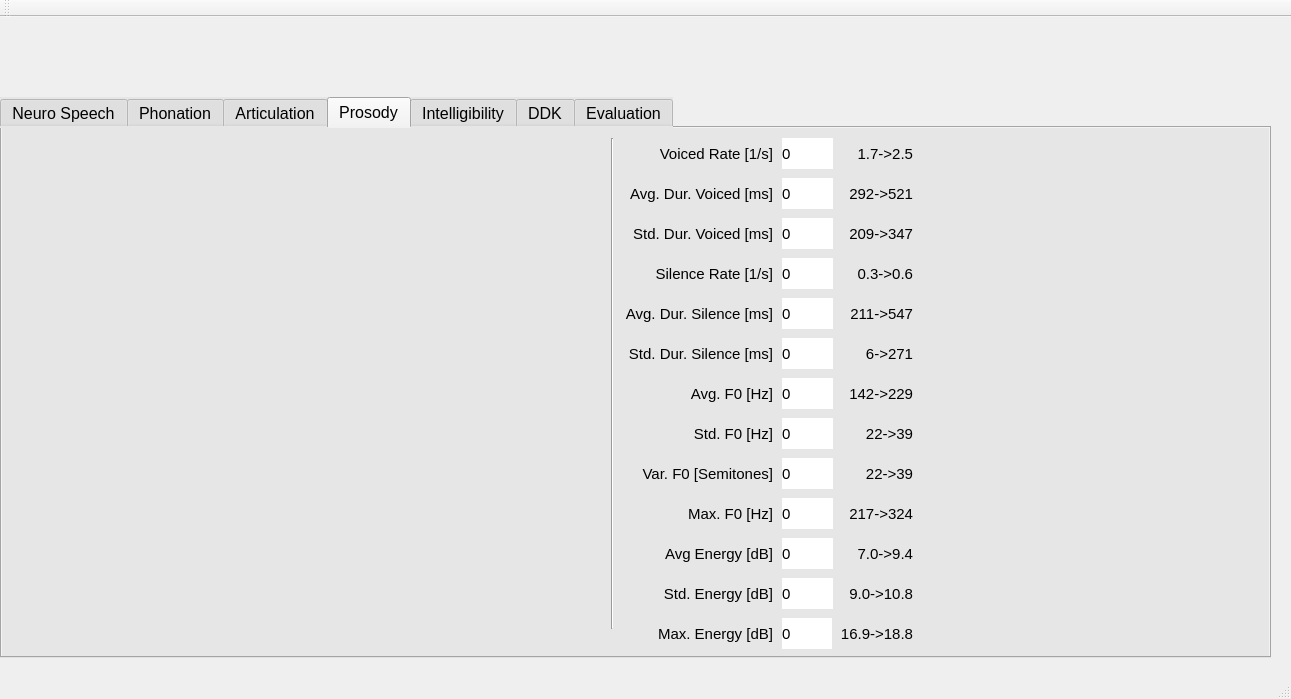
jcvasquezc/NeuroSpeech, file src/PDTool/mainwindow.ui: the form before one commit.
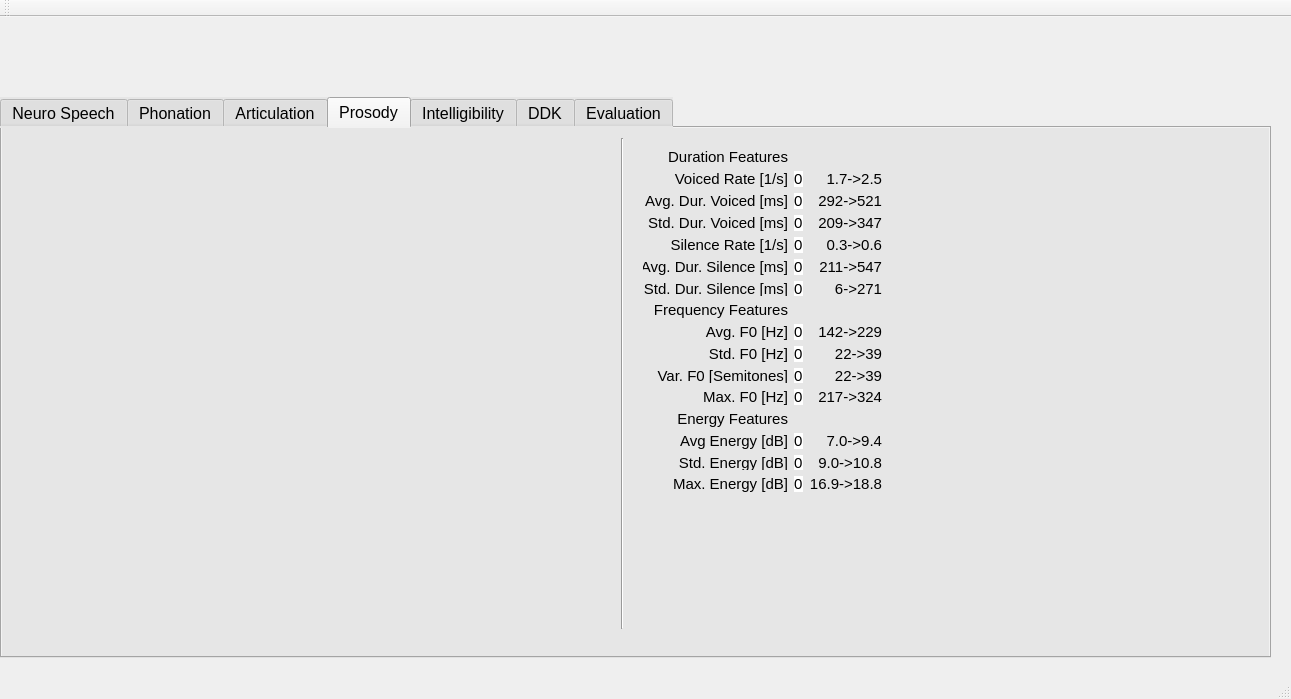
The form after the commit. The open tabs and pages were chosen to show the change. Custom widgets are drawn as their Qt base class.

```diff
--- a/src/PDTool/mainwindow.ui
+++ b/src/PDTool/mainwindow.ui
@@ -1627,7 +1627,7 @@
      <widget class="Line" name="line_3">
       <property name="geometry">
        <rect>
-        <x>600</x>
+        <x>610</x>
         <y>10</y>
         <width>20</width>
         <height>491</height>
@@ -1637,103 +1637,61 @@
        <enum>Qt::Vertical</enum>
       </property>
      </widget>
-     <widget class="QLabel" name="label_69">
+     <widget class="QLabel" name="radarPros">
       <property name="geometry">
        <rect>
-        <x>780</x>
+        <x>910</x>
+        <y>20</y>
+        <width>331</width>
+        <height>321</height>
+       </rect>
+      </property>
+      <property name="text">
+       <string/>
+      </property>
+     </widget>
+     <widget class="QWidget" name="gridLayoutWidget_4">
+      <property name="geometry">
+       <rect>
+        <x>630</x>
         <y>10</y>
-        <width>51</width>
-        <height>31</height>
+        <width>261</width>
+        <height>364</height>
        </rect>
       </property>
+      <layout class="QGridLayout" name="gridLayout_4">
+       <item row="5" column="2">
+        <widget class="QLabel" name="label_116">
       <property name="font">
        <font>
         <pointsize>11</pointsize>
        </font>
       </property>
-      <property name="styleSheet">
-       <string notr="true">background-color: rgb(255, 255, 255);
-border-color: rgb(0, 0, 0);</string>
-      </property>
       <property name="text">
-       <string>0</string>
-      </property>
-     </widget>
-     <widget class="QLabel" name="label_70">
-      <property name="geometry">
-       <rect>
-        <x>780</x>
-        <y>50</y>
-        <width>51</width>
-        <height>31</height>
-       </rect>
-      </property>
-      <property name="font">
-       <font>
-        <pointsize>11</pointsize>
-       </font>
-      </property>
-      <property name="styleSheet">
-       <string notr="true">background-color: rgb(255, 255, 255);
-border-color: rgb(0, 0, 0);</string>
-      </property>
-      <property name="text">
-       <string>0</string>
-      </property>
-     </widget>
-     <widget class="QLabel" name="label_71">
-      <property name="geometry">
-       <rect>
-        <x>780</x>
-        <y>90</y>
-        <width>51</width>
-        <height>31</height>
-       </rect>
-      </property>
+          <string>0.3-&gt;0.6</string>
+         </property>
+         <property name="alignment">
+          <set>Qt::AlignRight|Qt::AlignTrailing|Qt::AlignVCenter</set>
+         </property>
+        </widget>
+       </item>
+       <item row="4" column="0">
+        <widget class="QLabel" name="label_83">
       <property name="font">
        <font>
         <pointsize>11</pointsize>
        </font>
       </property>
-      <property name="styleSheet">
-       <string notr="true">background-color: rgb(255, 255, 255);
-border-color: rgb(0, 0, 0);</string>
-      </property>
       <property name="text">
-       <string>0</string>
-      </property>
-     </widget>
-     <widget class="QLabel" name="label_72">
-      <property name="geometry">
-       <rect>
-        <x>780</x>
-        <y>130</y>
-        <width>51</width>
-        <height>31</height>
-       </rect>
-      </property>
-      <property name="font">
-       <font>
-        <pointsize>11</pointsize>
-       </font>
-      </property>
-      <property name="styleSheet">
-       <string notr="true">background-color: rgb(255, 255, 255);
-border-color: rgb(0, 0, 0);</string>
-      </property>
-      <property name="text">
-       <string>0</string>
-      </property>
-     </widget>
+          <string>Std. Dur. Voiced [ms]</string>
+         </property>
+         <property name="alignment">
+          <set>Qt::AlignRight|Qt::AlignTrailing|Qt::AlignVCenter</set>
+         </property>
+        </widget>
+       </item>
+       <item row="6" column="1">
      <widget class="QLabel" name="label_73">
-      <property name="geometry">
-       <rect>
-        <x>780</x>
-        <y>170</y>
-        <width>51</width>
-        <height>31</height>
-       </rect>
-      </property>
       <property name="font">
        <font>
         <pointsize>11</pointsize>
@@ -1747,59 +1705,24 @@
        <string>0</string>
       </property>
      </widget>
-     <widget class="QLabel" name="label_74">
-      <property name="geometry">
-       <rect>
-        <x>780</x>
-        <y>210</y>
-        <width>51</width>
-        <height>31</height>
-       </rect>
-      </property>
+       </item>
+       <item row="15" column="0">
+        <widget class="QLabel" name="label_91">
       <property name="font">
        <font>
         <pointsize>11</pointsize>
        </font>
       </property>
-      <property name="styleSheet">
-       <string notr="true">background-color: rgb(255, 255, 255);
-border-color: rgb(0, 0, 0);</string>
-      </property>
       <property name="text">
-       <string>0</string>
-      </property>
-     </widget>
-     <widget class="QLabel" name="label_75">
-      <property name="geometry">
-       <rect>
-        <x>780</x>
-        <y>250</y>
-        <width>51</width>
-        <height>31</height>
-       </rect>
-      </property>
-      <property name="font">
-       <font>
-        <pointsize>11</pointsize>
-       </font>
-      </property>
-      <property name="styleSheet">
-       <string notr="true">background-color: rgb(255, 255, 255);
-border-color: rgb(0, 0, 0);</string>
-      </property>
-      <property name="text">
-       <string>0</string>
-      </property>
-     </widget>
+          <string>Std. Energy [dB]</string>
+         </property>
+         <property name="alignment">
+          <set>Qt::AlignRight|Qt::AlignTrailing|Qt::AlignVCenter</set>
+         </property>
+        </widget>
+       </item>
+       <item row="10" column="1">
      <widget class="QLabel" name="label_76">
-      <property name="geometry">
-       <rect>
-        <x>780</x>
-        <y>290</y>
-        <width>51</width>
-        <height>31</height>
-       </rect>
-      </property>
       <property name="font">
        <font>
         <pointsize>11</pointsize>
@@ -1813,15 +1736,9 @@
        <string>0</string>
       </property>
      </widget>
+       </item>
+       <item row="12" column="1">
      <widget class="QLabel" name="label_77">
-      <property name="geometry">
-       <rect>
-        <x>780</x>
-        <y>370</y>
-        <width>51</width>
-        <height>31</height>
-       </rect>
-      </property>
       <property name="font">
        <font>
         <pointsize>11</pointsize>
@@ -1835,102 +1752,24 @@
        <string>0</string>
       </property>
      </widget>
-     <widget class="QLabel" name="label_78">
-      <property name="geometry">
-       <rect>
-        <x>780</x>
-        <y>410</y>
-        <width>51</width>
-        <height>31</height>
-       </rect>
-      </property>
+       </item>
+       <item row="1" column="2">
+        <widget class="QLabel" name="label_113">
       <property name="font">
        <font>
         <pointsize>11</pointsize>
        </font>
       </property>
-      <property name="styleSheet">
-       <string notr="true">background-color: rgb(255, 255, 255);
-border-color: rgb(0, 0, 0);</string>
-      </property>
       <property name="text">
-       <string>0</string>
-      </property>
-     </widget>
-     <widget class="QLabel" name="label_79">
-      <property name="geometry">
-       <rect>
-        <x>780</x>
-        <y>450</y>
-        <width>51</width>
-        <height>31</height>
-       </rect>
-      </property>
-      <property name="font">
-       <font>
-        <pointsize>11</pointsize>
-       </font>
-      </property>
-      <property name="styleSheet">
-       <string notr="true">background-color: rgb(255, 255, 255);
-border-color: rgb(0, 0, 0);</string>
-      </property>
-      <property name="text">
-       <string>0</string>
-      </property>
-     </widget>
-     <widget class="QLabel" name="label_80">
-      <property name="geometry">
-       <rect>
-        <x>780</x>
-        <y>490</y>
-        <width>51</width>
-        <height>31</height>
-       </rect>
-      </property>
-      <property name="font">
-       <font>
-        <pointsize>11</pointsize>
-       </font>
-      </property>
-      <property name="styleSheet">
-       <string notr="true">background-color: rgb(255, 255, 255);
-border-color: rgb(0, 0, 0);</string>
-      </property>
-      <property name="text">
-       <string>0</string>
-      </property>
-     </widget>
-     <widget class="QLabel" name="label_81">
-      <property name="geometry">
-       <rect>
-        <x>640</x>
-        <y>10</y>
-        <width>131</width>
-        <height>31</height>
-       </rect>
-      </property>
-      <property name="font">
-       <font>
-        <pointsize>11</pointsize>
-       </font>
-      </property>
-      <property name="text">
-       <string>Voiced Rate [1/s]</string>
+          <string>1.7-&gt;2.5</string>
       </property>
       <property name="alignment">
        <set>Qt::AlignRight|Qt::AlignTrailing|Qt::AlignVCenter</set>
       </property>
      </widget>
+       </item>
+       <item row="2" column="0">
      <widget class="QLabel" name="label_82">
-      <property name="geometry">
-       <rect>
-        <x>620</x>
-        <y>50</y>
-        <width>151</width>
-        <height>31</height>
-       </rect>
-      </property>
       <property name="font">
        <font>
         <pointsize>11</pointsize>
@@ -1943,36 +1782,133 @@
        <set>Qt::AlignRight|Qt::AlignTrailing|Qt::AlignVCenter</set>
       </property>
      </widget>
-     <widget class="QLabel" name="label_83">
-      <property name="geometry">
-       <rect>
-        <x>620</x>
-        <y>90</y>
-        <width>151</width>
-        <height>31</height>
-       </rect>
-      </property>
+       </item>
+       <item row="10" column="2">
+        <widget class="QLabel" name="label_108">
+         <property name="font">
+          <font>
+           <pointsize>11</pointsize>
+          </font>
+         </property>
+         <property name="text">
+          <string>22-&gt;39</string>
+         </property>
+         <property name="alignment">
+          <set>Qt::AlignRight|Qt::AlignTrailing|Qt::AlignVCenter</set>
+         </property>
+        </widget>
+       </item>
+       <item row="9" column="1">
+        <widget class="QLabel" name="label_75">
       <property name="font">
        <font>
         <pointsize>11</pointsize>
        </font>
       </property>
+         <property name="styleSheet">
+          <string notr="true">background-color: rgb(255, 255, 255);
+border-color: rgb(0, 0, 0);</string>
+         </property>
       <property name="text">
-       <string>Std. Dur. Voiced [ms]</string>
-      </property>
+          <string>0</string>
+         </property>
+        </widget>
+       </item>
+       <item row="0" column="0">
+        <widget class="QLabel" name="label_205">
+         <property name="font">
+          <font>
+           <pointsize>11</pointsize>
+          </font>
+         </property>
+         <property name="text">
+          <string>Duration Features</string>
+         </property>
       <property name="alignment">
        <set>Qt::AlignRight|Qt::AlignTrailing|Qt::AlignVCenter</set>
       </property>
      </widget>
+       </item>
+       <item row="1" column="0">
+        <widget class="QLabel" name="label_81">
+         <property name="font">
+          <font>
+           <pointsize>11</pointsize>
+          </font>
+         </property>
+         <property name="text">
+          <string>Voiced Rate [1/s]</string>
+         </property>
+         <property name="alignment">
+          <set>Qt::AlignRight|Qt::AlignTrailing|Qt::AlignVCenter</set>
+         </property>
+        </widget>
+       </item>
+       <item row="15" column="1">
+        <widget class="QLabel" name="label_79">
+         <property name="font">
+          <font>
+           <pointsize>11</pointsize>
+          </font>
+         </property>
+         <property name="styleSheet">
+          <string notr="true">background-color: rgb(255, 255, 255);
+border-color: rgb(0, 0, 0);</string>
+         </property>
+         <property name="text">
+          <string>0</string>
+         </property>
+        </widget>
+       </item>
+       <item row="4" column="1">
+        <widget class="QLabel" name="label_71">
+         <property name="font">
+          <font>
+           <pointsize>11</pointsize>
+          </font>
+         </property>
+         <property name="styleSheet">
+          <string notr="true">background-color: rgb(255, 255, 255);
+border-color: rgb(0, 0, 0);</string>
+         </property>
+         <property name="text">
+          <string>0</string>
+         </property>
+        </widget>
+       </item>
+       <item row="11" column="1">
+        <widget class="QLabel" name="label_187">
+         <property name="font">
+          <font>
+           <pointsize>11</pointsize>
+          </font>
+         </property>
+         <property name="styleSheet">
+          <string notr="true">background-color: rgb(255, 255, 255);
+border-color: rgb(0, 0, 0);</string>
+         </property>
+         <property name="text">
+          <string>0</string>
+         </property>
+        </widget>
+       </item>
+       <item row="8" column="0">
+        <widget class="QLabel" name="label_206">
+         <property name="font">
+          <font>
+           <pointsize>11</pointsize>
+          </font>
+         </property>
+         <property name="text">
+          <string>Frequency Features</string>
+         </property>
+         <property name="alignment">
+          <set>Qt::AlignRight|Qt::AlignTrailing|Qt::AlignVCenter</set>
+         </property>
+        </widget>
+       </item>
+       <item row="5" column="0">
      <widget class="QLabel" name="label_84">
-      <property name="geometry">
-       <rect>
-        <x>640</x>
-        <y>130</y>
-        <width>131</width>
-        <height>31</height>
-       </rect>
-      </property>
       <property name="font">
        <font>
         <pointsize>11</pointsize>
@@ -1985,57 +1921,55 @@
        <set>Qt::AlignRight|Qt::AlignTrailing|Qt::AlignVCenter</set>
       </property>
      </widget>
-     <widget class="QLabel" name="label_85">
-      <property name="geometry">
-       <rect>
-        <x>620</x>
-        <y>170</y>
-        <width>151</width>
-        <height>31</height>
-       </rect>
-      </property>
+       </item>
+       <item row="4" column="2">
+        <widget class="QLabel" name="label_115">
       <property name="font">
        <font>
         <pointsize>11</pointsize>
        </font>
       </property>
       <property name="text">
-       <string>Avg. Dur. Silence [ms]</string>
+          <string>209-&gt;347</string>
       </property>
       <property name="alignment">
        <set>Qt::AlignRight|Qt::AlignTrailing|Qt::AlignVCenter</set>
       </property>
      </widget>
-     <widget class="QLabel" name="label_86">
-      <property name="geometry">
-       <rect>
-        <x>620</x>
-        <y>210</y>
-        <width>151</width>
-        <height>31</height>
-       </rect>
-      </property>
+       </item>
+       <item row="2" column="1">
+        <widget class="QLabel" name="label_70">
+         <property name="font">
+          <font>
+           <pointsize>11</pointsize>
+          </font>
+         </property>
+         <property name="styleSheet">
+          <string notr="true">background-color: rgb(255, 255, 255);
+border-color: rgb(0, 0, 0);</string>
+         </property>
+         <property name="text">
+          <string>0</string>
+         </property>
+        </widget>
+       </item>
+       <item row="7" column="2">
+        <widget class="QLabel" name="label_118">
       <property name="font">
        <font>
         <pointsize>11</pointsize>
        </font>
       </property>
       <property name="text">
-       <string>Std. Dur. Silence [ms]</string>
+          <string>6-&gt;271</string>
       </property>
       <property name="alignment">
        <set>Qt::AlignRight|Qt::AlignTrailing|Qt::AlignVCenter</set>
       </property>
      </widget>
+       </item>
+       <item row="9" column="0">
      <widget class="QLabel" name="label_87">
-      <property name="geometry">
-       <rect>
-        <x>620</x>
-        <y>250</y>
-        <width>151</width>
-        <height>31</height>
-       </rect>
-      </property>
       <property name="font">
        <font>
         <pointsize>11</pointsize>
@@ -2048,183 +1982,117 @@
        <set>Qt::AlignRight|Qt::AlignTrailing|Qt::AlignVCenter</set>
       </property>
      </widget>
-     <widget class="QLabel" name="label_88">
-      <property name="geometry">
-       <rect>
-        <x>620</x>
-        <y>290</y>
-        <width>151</width>
-        <height>31</height>
-       </rect>
-      </property>
+       </item>
+       <item row="5" column="1">
+        <widget class="QLabel" name="label_72">
       <property name="font">
        <font>
         <pointsize>11</pointsize>
        </font>
       </property>
-      <property name="text">
-       <string>Std. F0 [Hz]</string>
-      </property>
-      <property name="alignment">
-       <set>Qt::AlignRight|Qt::AlignTrailing|Qt::AlignVCenter</set>
-      </property>
-     </widget>
-     <widget class="QLabel" name="label_89">
-      <property name="geometry">
-       <rect>
-        <x>620</x>
-        <y>370</y>
-        <width>151</width>
-        <height>31</height>
-       </rect>
-      </property>
-      <property name="font">
-       <font>
-        <pointsize>11</pointsize>
-       </font>
-      </property>
+         <property name="styleSheet">
+          <string notr="true">background-color: rgb(255, 255, 255);
+border-color: rgb(0, 0, 0);</string>
+         </property>
       <property name="text">
-       <string>Max. F0 [Hz]</string>
-      </property>
-      <property name="alignment">
-       <set>Qt::AlignRight|Qt::AlignTrailing|Qt::AlignVCenter</set>
-      </property>
-     </widget>
-     <widget class="QLabel" name="label_90">
-      <property name="geometry">
-       <rect>
-        <x>620</x>
-        <y>410</y>
-        <width>151</width>
-        <height>31</height>
-       </rect>
-      </property>
+          <string>0</string>
+         </property>
+        </widget>
+       </item>
+       <item row="6" column="2">
+        <widget class="QLabel" name="label_117">
       <property name="font">
        <font>
         <pointsize>11</pointsize>
        </font>
       </property>
       <property name="text">
-       <string>Avg Energy [dB]</string>
+          <string>211-&gt;547</string>
       </property>
       <property name="alignment">
        <set>Qt::AlignRight|Qt::AlignTrailing|Qt::AlignVCenter</set>
       </property>
      </widget>
-     <widget class="QLabel" name="label_91">
-      <property name="geometry">
-       <rect>
-        <x>620</x>
-        <y>450</y>
-        <width>151</width>
-        <height>31</height>
-       </rect>
-      </property>
+       </item>
+       <item row="11" column="0">
+        <widget class="QLabel" name="label_185">
       <property name="font">
        <font>
         <pointsize>11</pointsize>
        </font>
       </property>
       <property name="text">
-       <string>Std. Energy [dB]</string>
+          <string>Var. F0 [Semitones]</string>
       </property>
       <property name="alignment">
        <set>Qt::AlignRight|Qt::AlignTrailing|Qt::AlignVCenter</set>
       </property>
      </widget>
-     <widget class="QLabel" name="label_92">
-      <property name="geometry">
-       <rect>
-        <x>620</x>
-        <y>490</y>
-        <width>151</width>
-        <height>31</height>
-       </rect>
-      </property>
+       </item>
+       <item row="1" column="1">
+        <widget class="QLabel" name="label_69">
       <property name="font">
        <font>
         <pointsize>11</pointsize>
        </font>
       </property>
+         <property name="styleSheet">
+          <string notr="true">background-color: rgb(255, 255, 255);
+border-color: rgb(0, 0, 0);</string>
+         </property>
       <property name="text">
-       <string>Max. Energy [dB]</string>
-      </property>
-      <property name="alignment">
-       <set>Qt::AlignRight|Qt::AlignTrailing|Qt::AlignVCenter</set>
-      </property>
-     </widget>
-     <widget class="QLabel" name="label_107">
-      <property name="geometry">
-       <rect>
-        <x>840</x>
-        <y>250</y>
-        <width>71</width>
-        <height>31</height>
-       </rect>
-      </property>
+          <string>0</string>
+         </property>
+        </widget>
+       </item>
+       <item row="2" column="2">
+        <widget class="QLabel" name="label_114">
       <property name="font">
        <font>
         <pointsize>11</pointsize>
        </font>
       </property>
       <property name="text">
-       <string>142-&gt;229</string>
+          <string>292-&gt;521</string>
       </property>
       <property name="alignment">
        <set>Qt::AlignRight|Qt::AlignTrailing|Qt::AlignVCenter</set>
       </property>
      </widget>
-     <widget class="QLabel" name="label_108">
-      <property name="geometry">
-       <rect>
-        <x>840</x>
-        <y>290</y>
-        <width>71</width>
-        <height>31</height>
-       </rect>
-      </property>
+       </item>
+       <item row="7" column="0">
+        <widget class="QLabel" name="label_86">
       <property name="font">
        <font>
         <pointsize>11</pointsize>
        </font>
       </property>
       <property name="text">
-       <string>22-&gt;39</string>
+          <string>Std. Dur. Silence [ms]</string>
       </property>
       <property name="alignment">
        <set>Qt::AlignRight|Qt::AlignTrailing|Qt::AlignVCenter</set>
       </property>
      </widget>
-     <widget class="QLabel" name="label_109">
-      <property name="geometry">
-       <rect>
-        <x>840</x>
-        <y>370</y>
-        <width>71</width>
-        <height>31</height>
-       </rect>
-      </property>
+       </item>
+       <item row="7" column="1">
+        <widget class="QLabel" name="label_74">
       <property name="font">
        <font>
         <pointsize>11</pointsize>
        </font>
       </property>
+         <property name="styleSheet">
+          <string notr="true">background-color: rgb(255, 255, 255);
+border-color: rgb(0, 0, 0);</string>
+         </property>
       <property name="text">
-       <string>217-&gt;324</string>
-      </property>
-      <property name="alignment">
-       <set>Qt::AlignRight|Qt::AlignTrailing|Qt::AlignVCenter</set>
-      </property>
-     </widget>
+          <string>0</string>
+         </property>
+        </widget>
+       </item>
+       <item row="14" column="2">
      <widget class="QLabel" name="label_110">
-      <property name="geometry">
-       <rect>
-        <x>840</x>
-        <y>410</y>
-        <width>71</width>
-        <height>31</height>
-       </rect>
-      </property>
       <property name="font">
        <font>
         <pointsize>11</pointsize>
@@ -2237,15 +2105,40 @@
        <set>Qt::AlignRight|Qt::AlignTrailing|Qt::AlignVCenter</set>
       </property>
      </widget>
+       </item>
+       <item row="6" column="0">
+        <widget class="QLabel" name="label_85">
+         <property name="font">
+          <font>
+           <pointsize>11</pointsize>
+          </font>
+         </property>
+         <property name="text">
+          <string>Avg. Dur. Silence [ms]</string>
+         </property>
+         <property name="alignment">
+          <set>Qt::AlignRight|Qt::AlignTrailing|Qt::AlignVCenter</set>
+         </property>
+        </widget>
+       </item>
+       <item row="14" column="1">
+        <widget class="QLabel" name="label_78">
+         <property name="font">
+          <font>
+           <pointsize>11</pointsize>
+          </font>
+         </property>
+         <property name="styleSheet">
+          <string notr="true">background-color: rgb(255, 255, 255);
+border-color: rgb(0, 0, 0);</string>
+         </property>
+         <property name="text">
+          <string>0</string>
+         </property>
+        </widget>
+       </item>
+       <item row="15" column="2">
      <widget class="QLabel" name="label_111">
-      <property name="geometry">
-       <rect>
-        <x>840</x>
-        <y>450</y>
-        <width>71</width>
-        <height>31</height>
-       </rect>
-      </property>
       <property name="font">
        <font>
         <pointsize>11</pointsize>
@@ -2258,15 +2151,145 @@
        <set>Qt::AlignRight|Qt::AlignTrailing|Qt::AlignVCenter</set>
       </property>
      </widget>
+       </item>
+       <item row="9" column="2">
+        <widget class="QLabel" name="label_107">
+         <property name="font">
+          <font>
+           <pointsize>11</pointsize>
+          </font>
+         </property>
+         <property name="text">
+          <string>142-&gt;229</string>
+         </property>
+         <property name="alignment">
+          <set>Qt::AlignRight|Qt::AlignTrailing|Qt::AlignVCenter</set>
+         </property>
+        </widget>
+       </item>
+       <item row="14" column="0">
+        <widget class="QLabel" name="label_90">
+         <property name="font">
+          <font>
+           <pointsize>11</pointsize>
+          </font>
+         </property>
+         <property name="text">
+          <string>Avg Energy [dB]</string>
+         </property>
+         <property name="alignment">
+          <set>Qt::AlignRight|Qt::AlignTrailing|Qt::AlignVCenter</set>
+         </property>
+        </widget>
+       </item>
+       <item row="11" column="2">
+        <widget class="QLabel" name="label_186">
+         <property name="font">
+          <font>
+           <pointsize>11</pointsize>
+          </font>
+         </property>
+         <property name="text">
+          <string>22-&gt;39</string>
+         </property>
+         <property name="alignment">
+          <set>Qt::AlignRight|Qt::AlignTrailing|Qt::AlignVCenter</set>
+         </property>
+        </widget>
+       </item>
+       <item row="12" column="0">
+        <widget class="QLabel" name="label_89">
+         <property name="font">
+          <font>
+           <pointsize>11</pointsize>
+          </font>
+         </property>
+         <property name="text">
+          <string>Max. F0 [Hz]</string>
+         </property>
+         <property name="alignment">
+          <set>Qt::AlignRight|Qt::AlignTrailing|Qt::AlignVCenter</set>
+         </property>
+        </widget>
+       </item>
+       <item row="10" column="0">
+        <widget class="QLabel" name="label_88">
+         <property name="font">
+          <font>
+           <pointsize>11</pointsize>
+          </font>
+         </property>
+         <property name="text">
+          <string>Std. F0 [Hz]</string>
+         </property>
+         <property name="alignment">
+          <set>Qt::AlignRight|Qt::AlignTrailing|Qt::AlignVCenter</set>
+         </property>
+        </widget>
+       </item>
+       <item row="12" column="2">
+        <widget class="QLabel" name="label_109">
+         <property name="font">
+          <font>
+           <pointsize>11</pointsize>
+          </font>
+         </property>
+         <property name="text">
+          <string>217-&gt;324</string>
+         </property>
+         <property name="alignment">
+          <set>Qt::AlignRight|Qt::AlignTrailing|Qt::AlignVCenter</set>
+         </property>
+        </widget>
+       </item>
+       <item row="13" column="0">
+        <widget class="QLabel" name="label_207">
+         <property name="font">
+          <font>
+           <pointsize>11</pointsize>
+          </font>
+         </property>
+         <property name="text">
+          <string>Energy Features</string>
+         </property>
+         <property name="alignment">
+          <set>Qt::AlignRight|Qt::AlignTrailing|Qt::AlignVCenter</set>
+         </property>
+        </widget>
+       </item>
+       <item row="16" column="0">
+        <widget class="QLabel" name="label_92">
+         <property name="font">
+          <font>
+           <pointsize>11</pointsize>
+          </font>
+         </property>
+         <property name="text">
+          <string>Max. Energy [dB]</string>
+         </property>
+         <property name="alignment">
+          <set>Qt::AlignRight|Qt::AlignTrailing|Qt::AlignVCenter</set>
+         </property>
+        </widget>
+       </item>
+       <item row="16" column="1">
+        <widget class="QLabel" name="label_80">
+         <property name="font">
+          <font>
+           <pointsize>11</pointsize>
+          </font>
+         </property>
+         <property name="styleSheet">
+          <string notr="true">background-color: rgb(255, 255, 255);
+border-color: rgb(0, 0, 0);</string>
+         </property>
+         <property name="text">
+          <string>0</string>
+         </property>
+        </widget>
+       </item>
+       <item row="16" column="2">
      <widget class="QLabel" name="label_112">
-      <property name="geometry">
-       <rect>
-        <x>830</x>
-        <y>490</y>
-        <width>81</width>
-        <height>31</height>
-       </rect>
-      </property>
       <property name="font">
        <font>
         <pointsize>11</pointsize>
@@ -2279,208 +2302,8 @@
        <set>Qt::AlignRight|Qt::AlignTrailing|Qt::AlignVCenter</set>
       </property>
      </widget>
-     <widget class="QLabel" name="label_113">
-      <property name="geometry">
-       <rect>
-        <x>840</x>
-        <y>10</y>
-        <width>71</width>
-        <height>31</height>
-       </rect>
-      </property>
-      <property name="font">
-       <font>
-        <pointsize>11</pointsize>
-       </font>
-      </property>
-      <property name="text">
-       <string>1.7-&gt;2.5</string>
-      </property>
-      <property name="alignment">
-       <set>Qt::AlignRight|Qt::AlignTrailing|Qt::AlignVCenter</set>
-      </property>
-     </widget>
-     <widget class="QLabel" name="label_114">
-      <property name="geometry">
-       <rect>
-        <x>840</x>
-        <y>50</y>
-        <width>71</width>
-        <height>31</height>
-       </rect>
-      </property>
-      <property name="font">
-       <font>
-        <pointsize>11</pointsize>
-       </font>
-      </property>
-      <property name="text">
-       <string>292-&gt;521</string>
-      </property>
-      <property name="alignment">
-       <set>Qt::AlignRight|Qt::AlignTrailing|Qt::AlignVCenter</set>
-      </property>
-     </widget>
-     <widget class="QLabel" name="label_115">
-      <property name="geometry">
-       <rect>
-        <x>840</x>
-        <y>90</y>
-        <width>71</width>
-        <height>31</height>
-       </rect>
-      </property>
-      <property name="font">
-       <font>
-        <pointsize>11</pointsize>
-       </font>
-      </property>
-      <property name="text">
-       <string>209-&gt;347</string>
-      </property>
-      <property name="alignment">
-       <set>Qt::AlignRight|Qt::AlignTrailing|Qt::AlignVCenter</set>
-      </property>
-     </widget>
-     <widget class="QLabel" name="label_116">
-      <property name="geometry">
-       <rect>
-        <x>840</x>
-        <y>130</y>
-        <width>71</width>
-        <height>31</height>
-       </rect>
-      </property>
-      <property name="font">
-       <font>
-        <pointsize>11</pointsize>
-       </font>
-      </property>
-      <property name="text">
-       <string>0.3-&gt;0.6</string>
-      </property>
-      <property name="alignment">
-       <set>Qt::AlignRight|Qt::AlignTrailing|Qt::AlignVCenter</set>
-      </property>
-     </widget>
-     <widget class="QLabel" name="label_117">
-      <property name="geometry">
-       <rect>
-        <x>840</x>
-        <y>170</y>
-        <width>71</width>
-        <height>31</height>
-       </rect>
-      </property>
-      <property name="font">
-       <font>
-        <pointsize>11</pointsize>
-       </font>
-      </property>
-      <property name="text">
-       <string>211-&gt;547</string>
-      </property>
-      <property name="alignment">
-       <set>Qt::AlignRight|Qt::AlignTrailing|Qt::AlignVCenter</set>
-      </property>
-     </widget>
-     <widget class="QLabel" name="label_118">
-      <property name="geometry">
-       <rect>
-        <x>840</x>
-        <y>210</y>
-        <width>71</width>
-        <height>31</height>
-       </rect>
-      </property>
-      <property name="font">
-       <font>
-        <pointsize>11</pointsize>
-       </font>
-      </property>
-      <property name="text">
-       <string>6-&gt;271</string>
-      </property>
-      <property name="alignment">
-       <set>Qt::AlignRight|Qt::AlignTrailing|Qt::AlignVCenter</set>
-      </property>
-     </widget>
-     <widget class="QLabel" name="radarPros">
-      <property name="geometry">
-       <rect>
-        <x>920</x>
-        <y>80</y>
-        <width>331</width>
-        <height>321</height>
-       </rect>
-      </property>
-      <property name="text">
-       <string/>
-      </property>
-     </widget>
-     <widget class="QLabel" name="label_185">
-      <property name="geometry">
-       <rect>
-        <x>620</x>
-        <y>330</y>
-        <width>151</width>
-        <height>31</height>
-       </rect>
-      </property>
-      <property name="font">
-       <font>
-        <pointsize>11</pointsize>
-       </font>
-      </property>
-      <property name="text">
-       <string>Var. F0 [Semitones]</string>
-      </property>
-      <property name="alignment">
-       <set>Qt::AlignRight|Qt::AlignTrailing|Qt::AlignVCenter</set>
-      </property>
-     </widget>
-     <widget class="QLabel" name="label_186">
-      <property name="geometry">
-       <rect>
-        <x>840</x>
-        <y>330</y>
-        <width>71</width>
-        <height>31</height>
-       </rect>
-      </property>
-      <property name="font">
-       <font>
-        <pointsize>11</pointsize>
-       </font>
-      </property>
-      <property name="text">
-       <string>22-&gt;39</string>
-      </property>
-      <property name="alignment">
-       <set>Qt::AlignRight|Qt::AlignTrailing|Qt::AlignVCenter</set>
-      </property>
-     </widget>
-     <widget class="QLabel" name="label_187">
-      <property name="geometry">
-       <rect>
-        <x>780</x>
-        <y>330</y>
-        <width>51</width>
-        <height>31</height>
-       </rect>
-      </property>
-      <property name="font">
-       <font>
-        <pointsize>11</pointsize>
-       </font>
-      </property>
-      <property name="styleSheet">
-       <string notr="true">background-color: rgb(255, 255, 255);
-border-color: rgb(0, 0, 0);</string>
-      </property>
-      <property name="text">
-       <string>0</string>
-      </property>
+       </item>
+      </layout>
      </widget>
     </widget>
     <widget class="QWidget" name="tab_5">
```
Left out of the diff: 2949 changed lines with no effect on the pictures. Lines whose indentation alone changed are shown as unchanged.
